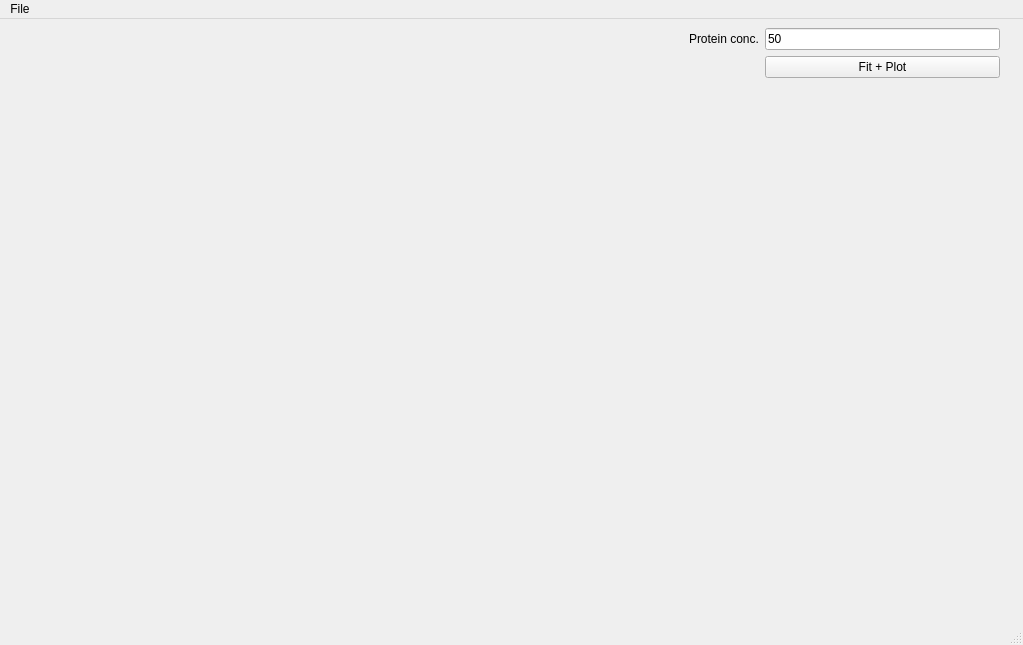
Before: the Qt Designer form MainWindow.ui in maxscheurer/pymst, drawn with Qt 5.
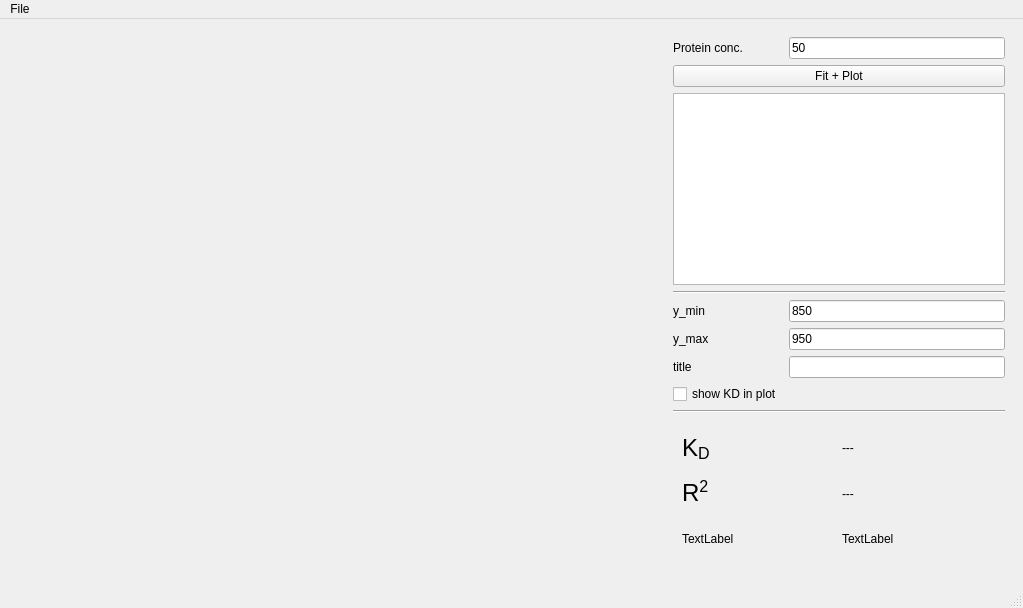
After: the same form once the commit is applied.

Commit message: table view, plot title, limits for y axis

What changed in the file:
```diff
--- a/MainWindow.ui
+++ b/MainWindow.ui
@@ -7,51 +7,79 @@
     <x>0</x>
     <y>0</y>
     <width>1023</width>
-    <height>645</height>
+    <height>608</height>
    </rect>
   </property>
   <property name="windowTitle">
    <string>pyMST</string>
   </property>
   <widget class="QWidget" name="centralwidget">
+   <property name="enabled">
+    <bool>true</bool>
+   </property>
+   <layout class="QGridLayout" name="gridLayout">
+    <item row="0" column="0">
    <widget class="QWidget" name="plotWidget" native="true">
-    <property name="geometry">
-     <rect>
-      <x>9</x>
-      <y>9</y>
-      <width>671</width>
-      <height>591</height>
-     </rect>
-    </property>
-   </widget>
+      <property name="sizePolicy">
+       <sizepolicy hsizetype="MinimumExpanding" vsizetype="MinimumExpanding">
+        <horstretch>0</horstretch>
+        <verstretch>0</verstretch>
+       </sizepolicy>
+      </property>
+     </widget>
+    </item>
+    <item row="0" column="1">
    <widget class="QWidget" name="widget_2" native="true">
-    <property name="geometry">
-     <rect>
-      <x>689</x>
-      <y>9</y>
-      <width>311</width>
-      <height>591</height>
-     </rect>
-    </property>
     <property name="sizePolicy">
-     <sizepolicy hsizetype="Fixed" vsizetype="Fixed">
+       <sizepolicy hsizetype="Minimum" vsizetype="MinimumExpanding">
       <horstretch>0</horstretch>
       <verstretch>0</verstretch>
      </sizepolicy>
     </property>
-    <layout class="QGridLayout" name="gridLayout_2">
-     <item row="2" column="1">
-      <spacer name="verticalSpacer">
-       <property name="orientation">
-        <enum>Qt::Vertical</enum>
-       </property>
-       <property name="sizeHint" stdset="0">
+      <property name="maximumSize">
         <size>
-         <width>20</width>
-         <height>40</height>
-        </size>
-       </property>
-      </spacer>
+        <width>350</width>
+        <height>16777215</height>
+       </size>
+      </property>
+      <layout class="QGridLayout" name="gridLayout_2">
+       <item row="6" column="1">
+        <widget class="QLineEdit" name="plotTitleField"/>
+       </item>
+       <item row="6" column="0">
+        <widget class="QLabel" name="label_4">
+         <property name="text">
+          <string>title</string>
+         </property>
+        </widget>
+       </item>
+       <item row="4" column="0">
+        <widget class="QLabel" name="label_2">
+         <property name="text">
+          <string>y_min</string>
+         </property>
+        </widget>
+       </item>
+       <item row="1" column="0" colspan="2">
+        <widget class="QPushButton" name="fitButton">
+         <property name="text">
+          <string>Fit + Plot</string>
+         </property>
+        </widget>
+       </item>
+       <item row="3" column="0" colspan="2">
+        <widget class="Line" name="line">
+         <property name="orientation">
+          <enum>Qt::Horizontal</enum>
+         </property>
+        </widget>
+       </item>
+       <item row="8" column="0" colspan="2">
+        <widget class="Line" name="line_2">
+         <property name="orientation">
+          <enum>Qt::Horizontal</enum>
+         </property>
+        </widget>
      </item>
      <item row="0" column="1">
       <widget class="QLineEdit" name="concField">
@@ -67,15 +95,95 @@
        </property>
       </widget>
      </item>
+       <item row="5" column="0">
+        <widget class="QLabel" name="label_3">
+         <property name="text">
+          <string>y_max</string>
+         </property>
+        </widget>
+       </item>
+       <item row="4" column="1">
+        <widget class="QLineEdit" name="yminField">
+         <property name="text">
+          <string>850</string>
+         </property>
+        </widget>
+       </item>
+       <item row="5" column="1">
+        <widget class="QLineEdit" name="ymaxField">
+         <property name="text">
+          <string>950</string>
+         </property>
+        </widget>
+       </item>
+       <item row="2" column="0" colspan="2">
+        <widget class="QTableView" name="tableView"/>
+       </item>
+       <item row="9" column="0" colspan="2">
+        <widget class="QWidget" name="resultWidget" native="true">
+         <property name="sizePolicy">
+          <sizepolicy hsizetype="MinimumExpanding" vsizetype="MinimumExpanding">
+           <horstretch>0</horstretch>
+           <verstretch>0</verstretch>
+          </sizepolicy>
+         </property>
+         <layout class="QGridLayout" name="gridLayout_3">
+          <item row="0" column="0">
+           <widget class="QLabel" name="label_5">
+            <property name="text">
+             <string>&lt;html&gt;&lt;head/&gt;&lt;body&gt;&lt;p&gt;&lt;span style=&quot; font-size:18pt;&quot;&gt;K&lt;/span&gt;&lt;span style=&quot; font-size:18pt; vertical-align:sub;&quot;&gt;D&lt;/span&gt;&lt;/p&gt;&lt;/body&gt;&lt;/html&gt;</string>
+            </property>
+           </widget>
+          </item>
+          <item row="1" column="0">
+           <widget class="QLabel" name="label_6">
+            <property name="text">
+             <string>&lt;html&gt;&lt;head/&gt;&lt;body&gt;&lt;p&gt;&lt;span style=&quot; font-size:18pt;&quot;&gt;R&lt;/span&gt;&lt;span style=&quot; font-size:18pt; vertical-align:super;&quot;&gt;2&lt;/span&gt;&lt;/p&gt;&lt;/body&gt;&lt;/html&gt;</string>
+            </property>
+           </widget>
+          </item>
      <item row="1" column="1">
-      <widget class="QPushButton" name="fitButton">
+           <widget class="QLabel" name="r2Field">
        <property name="text">
-        <string>Fit + Plot</string>
+             <string>---</string>
        </property>
       </widget>
      </item>
-    </layout>
-   </widget>
+          <item row="0" column="1">
+           <widget class="QLabel" name="kdField">
+            <property name="text">
+             <string>---</string>
+            </property>
+           </widget>
+          </item>
+          <item row="2" column="0">
+           <widget class="QLabel" name="label_9">
+            <property name="text">
+             <string>TextLabel</string>
+            </property>
+           </widget>
+          </item>
+          <item row="2" column="1">
+           <widget class="QLabel" name="label_10">
+            <property name="text">
+             <string>TextLabel</string>
+            </property>
+           </widget>
+          </item>
+         </layout>
+        </widget>
+       </item>
+       <item row="7" column="0">
+        <widget class="QCheckBox" name="checkBox">
+         <property name="text">
+          <string>show KD in plot</string>
+         </property>
+        </widget>
+       </item>
+      </layout>
+     </widget>
+    </item>
+   </layout>
   </widget>
   <widget class="QMenuBar" name="menubar">
    <property name="geometry">
```
Left out of the diff: 5 changed lines with no effect on the pictures. Lines whose indentation alone changed are shown as unchanged. The commit also changes 8 other files.
